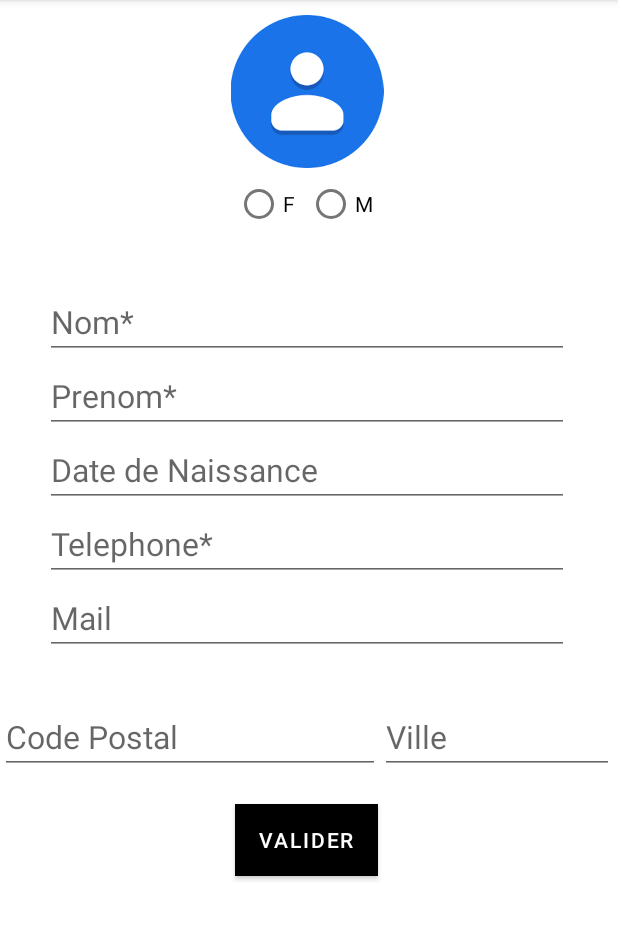
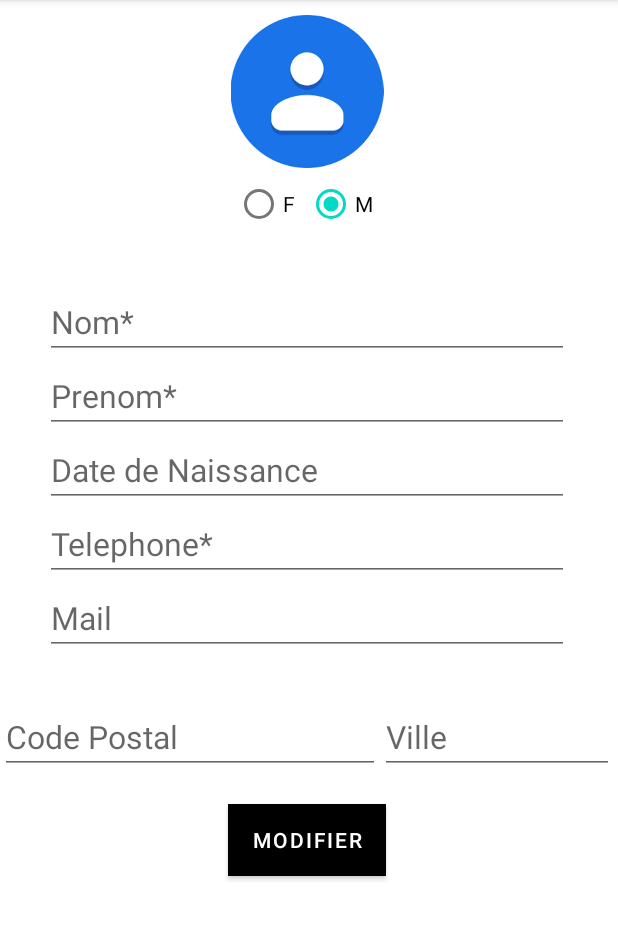
Before and after one commit to jeromebonard/jeromebonard, an Android app: the ShowDetailContact screen opened directly, with no data from a screen before it, on a phone screen of 412 x 824 dp, the part 84-1024 px from its top. Run offline under Robolectric (Android 15) with nearby library versions, the light colour scheme and no system bars; 9 statements that could not run were skipped.

Commit message:
Minor fixes toString method in Contact

```diff
--- a/Jay/app/build.gradle
+++ b/Jay/app/build.gradle
@@ -40,4 +40,5 @@ dependencies {
     testImplementation 'junit:junit:4.13.2'
     androidTestImplementation 'androidx.test.ext:junit:1.1.3'
     androidTestImplementation 'androidx.test.espresso:espresso-core:3.4.0'
+    implementation 'com.google.code.gson:gson:2.9.0'
 }
--- a/Jay/app/src/main/java/com/app/jay/AddContactActivity.java
+++ b/Jay/app/src/main/java/com/app/jay/AddContactActivity.java
@@ -78,7 +78,11 @@ public class AddContactActivity extends AppCompatActivity {
             + txtPostalC.getText().toString() + " " + txtCity.getText().toString();
             */
 
-            contact = new Contact(rgGenderChoice, txtName.getText().toString(), txtSurname.getText().toString(), numberTel.getText().toString());
+            contact = new Contact(rgGenderChoice, txtName.getText().toString(),
+                    txtSurname.getText().toString(), numberTel.getText().toString(),
+                    dateBirth.getText().toString(), txtMail.getText().toString(),
+                    txtPostalC.getText().toString(), txtCity.getText().toString());
+
             //String saisie = this.contact.getTxtName()+this.contact.getSurname()+this.contact.getGender();
 
             AlertDialog.Builder alert = new AlertDialog.Builder(AddContactActivity.this);
--- a/Jay/app/src/main/java/com/app/jay/Contact.java
+++ b/Jay/app/src/main/java/com/app/jay/Contact.java
@@ -17,6 +17,15 @@ public class Contact implements Serializable {
         this.name = name;
         this.surname = surname;
         this.telephone = telephone;
+    }
+
+    public Contact(String gender, String name, String surname, String telephone, String dOBirth,
+                   String mail, String postalC, String city){
+        this(gender, name, surname, telephone);
+        this.dOBirth = dOBirth;
+        this.mail = mail;
+        this.postalC = postalC;
+        this.city = city;
     }
 
     public String getGender() { return gender; }
@@ -41,10 +50,13 @@ public class Contact implements Serializable {
 
     @Override
     public String toString(){
-        return this.name +"\n"+ this.surname
-                +"\n"+ this.gender +"\n"+ this.telephone;
+        return ignoreNull(this.surname)+ ignoreNull(this.name)+
+                ignoreNull(this.gender)+ ignoreNull(this.telephone)+
+                        ignoreNull(this.dOBirth)+  ignoreNull(this.mail)+
+                                ignoreNull(this.postalC)+ ignoreNull(this.city.toString());
     }
 
-
-
+    private String ignoreNull(String str){
+        return (str ==null | str.equals("") | str.isEmpty()) ? "" : (str+"\n");
+    }
 }
--- a/Jay/app/src/main/java/com/app/jay/ShowDetailContact.java
+++ b/Jay/app/src/main/java/com/app/jay/ShowDetailContact.java
@@ -33,7 +33,7 @@ public class ShowDetailContact extends AppCompatActivity {
         @Override
         protected void onCreate(Bundle savedInstanceState) {
             super.onCreate(savedInstanceState);
-            setContentView(R.layout.activity_add_contact);
+            setContentView(R.layout.show_detail_contact);
             btnValidate = findViewById(R.id.btnValidate);
             txtName = findViewById(R.id.txtName);
             txtSurname = findViewById(R.id.txtSurname);
@@ -68,9 +68,9 @@ public class ShowDetailContact extends AppCompatActivity {
         public void showContent(){
 
             if(rgGender.getCheckedRadioButtonId() == rgGender.getChildAt(0).getId()){
-                this.rgGenderChoice = "Female";
+                this.rgGenderChoice = "Femme";
             }else if(rgGender.getCheckedRadioButtonId() == rgGender.getChildAt(1).getId()){
-                this.rgGenderChoice = "Male";
+                this.rgGenderChoice = "Homme";
             }
             /*
             String saisie = rgGenderChoice + "\n"
@@ -84,6 +84,11 @@ public class ShowDetailContact extends AppCompatActivity {
             contact.setTxtName(txtName.getText().toString());
             contact.setSurname(txtSurname.getText().toString());
             contact.setGender(rgGenderChoice);
+            contact.setDOBirth(dateBirth.getText().toString());
+            contact.setTelephone(numberTel.getText().toString());
+            contact.setMail(txtMail.getText().toString());
+            contact.setPostalC(txtPostalC.getText().toString());
+            contact.setCity(txtCity.getText().toString());
 
             AlertDialog.Builder alert = new AlertDialog.Builder(ShowDetailContact.this);
             alert.setTitle("Informations saisies");;
@@ -101,5 +106,17 @@ public class ShowDetailContact extends AppCompatActivity {
         }
         public void setInfosContact(){
             this.txtName.setText(this.contact.getTxtName());
+            this.txtSurname.setText(this.contact.getSurname());
+            if (contact.getGender()=="Female") { //cocher le bouton radio correspondant au genre
+                this.rgGender.check(rgGender.getChildAt(0).getId());
+            }else{
+                this.rgGender.check(rgGender.getChildAt(1).getId());
+            }
+            this.dateBirth.setText(this.contact.getDOBirth());
+            this.numberTel.setText(this.contact.getTelephone());
+            this.txtMail.setText(this.contact.getMail());
+            this.txtPostalC.setText(this.contact.getPostalC());
+            this.txtCity.setText(this.contact.getCity());
+            contact.setCity(txtCity.getText().toString());
         }
 }
--- /dev/null
+++ b/Jay/app/src/main/res/layout/show_detail_contact.xml
@@ -0,0 +1,138 @@
+<?xml version="1.0" encoding="utf-8"?>
+<androidx.constraintlayout.widget.ConstraintLayout xmlns:android="http://schemas.android.com/apk/res/android"
+    xmlns:app="http://schemas.android.com/apk/res-auto"
+    xmlns:tools="http://schemas.android.com/tools"
+    android:layout_width="match_parent"
+    android:layout_height="match_parent"
+    tools:context=".AddContactActivity">
+
+    <LinearLayout
+        android:layout_width="409dp"
+        android:layout_height="729dp"
+        android:background="#FFF"
+        android:orientation="vertical"
+        android:focusable="true"
+        android:focusableInTouchMode="true"
+        tools:ignore="MissingConstraints">
+
+        <ImageView
+            android:id="@+id/imageView"
+            android:layout_width="match_parent"
+            android:layout_height="102dp"
+            android:layout_marginTop="10dp"
+            android:contentDescription="avatar"
+            android:src="@drawable/image_contact" />
+
+        <RadioGroup
+            android:id="@+id/rgGender"
+            android:layout_width="match_parent"
+            android:layout_height="wrap_content"
+            android:gravity="center_horizontal"
+            android:orientation="horizontal">
+
+
+            <RadioButton
+                android:id="@+id/btn_f"
+                android:layout_width="wrap_content"
+                android:layout_height="wrap_content"
+                android:text="F" />
+
+            <RadioButton
+                android:id="@+id/btn_m"
+                android:layout_width="wrap_content"
+                android:layout_height="wrap_content"
+                android:text="M" />
+
+        </RadioGroup>
+
+        <LinearLayout
+            android:layout_width="match_parent"
+            android:layout_height="wrap_content"
+            android:layout_margin="30dp"
+            android:layout_marginBottom="20dp"
+            android:orientation="vertical">
+
+
+            <EditText
+                android:id="@+id/txtName"
+                android:layout_width="match_parent"
+                android:layout_height="wrap_content"
+                android:autofillHints=""
+                android:ems="10"
+                android:inputType="textPersonName"
+                android:hint="Nom*"
+                android:textSize="21sp" />
+
+            <EditText
+                android:id="@+id/txtSurname"
+                android:layout_width="match_parent"
+                android:layout_height="wrap_content"
+                android:ems="10"
+                android:hint="Prenom*"
+                android:inputType="textPersonName"
+                android:textSize="21sp" />
+
+            <EditText
+                android:id="@+id/dateBirth"
+                android:layout_width="match_parent"
+                android:layout_height="wrap_content"
+                android:ems="10"
+                android:inputType="date"
+                android:hint="Date de Naissance"
+                android:textSize="21sp" />
+
+            <EditText
+                android:id="@+id/numberTel"
+                android:layout_width="match_parent"
+                android:layout_height="wrap_content"
+                android:ems="10"
+                android:inputType="number"
+                android:hint="Telephone*"
+                android:textSize="21sp" />
+
+            <EditText
+                android:id="@+id/txtMail"
+                android:layout_width="match_parent"
+                android:layout_height="wrap_content"
+                android:ems="10"
+                android:inputType="textEmailAddress"
+                android:hint="Mail"
+                android:textSize="21sp" />
+        </LinearLayout>
+
+        <LinearLayout
+            android:layout_width="match_parent"
+            android:layout_height="wrap_content"
+            android:orientation="horizontal">
+
+            <EditText
+                android:id="@+id/txtPostalC"
+                android:layout_width="wrap_content"
+                android:layout_height="wrap_content"
+                android:ems="10"
+                android:inputType="textPersonName"
+                android:hint="Code Postal"
+                android:textSize="21sp" />
+
+            <EditText
+                android:id="@+id/txtCity"
+                android:layout_width="wrap_content"
+                android:layout_height="wrap_content"
+                android:ems="10"
+                android:inputType="textPersonName"
+                android:hint="Ville"
+                android:textSize="21sp" />
+        </LinearLayout>
+
+        <Button
+            android:id="@+id/btnValidate"
+            android:layout_width="wrap_content"
+            android:layout_height="wrap_content"
+            android:layout_marginTop="20dp"
+            android:background="#0B0A0A"
+            android:text="Modifier"
+            android:layout_gravity="center_horizontal"
+            app:backgroundTint="#000000" />
+
+    </LinearLayout>
+</androidx.constraintlayout.widget.ConstraintLayout>
```
